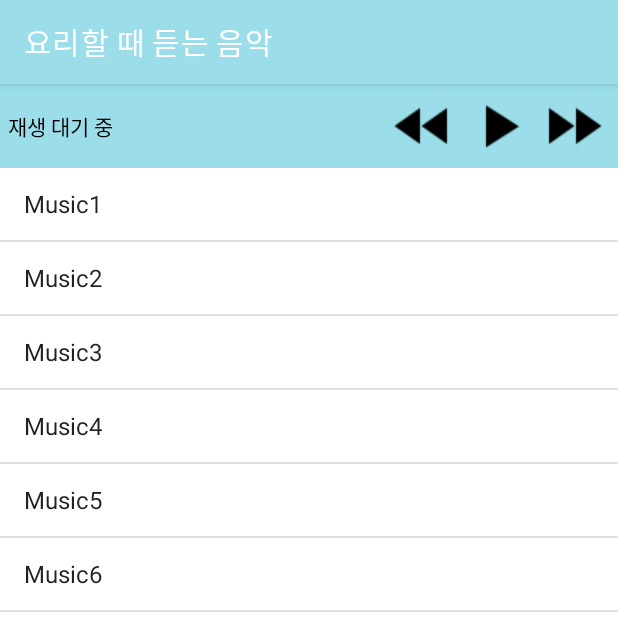
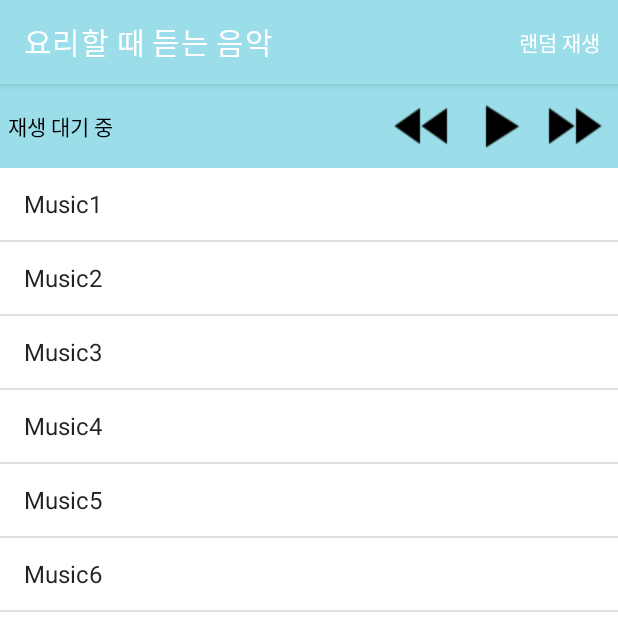
Before and after one commit to yamiblack/FoodStorage, an Android app: the MusicFragment screen opened through its navigation route, on a phone screen of 412 x 824 dp, the top half of it. Run offline under Robolectric (Android 15) with nearby library versions, the light colour scheme and no system bars; our stand-ins replace Firebase (no records; nobody signed in at launch, a user with empty details on screens opened directly), navigation-ui.

Commit message:
add random music

```diff
--- a/app/src/main/AndroidManifest.xml
+++ b/app/src/main/AndroidManifest.xml
@@ -17,6 +17,8 @@
         <activity android:name=".ui.search.SearchActivity" />
         <activity android:name=".ui.storage.AddStorageActivity" />
         <activity android:name=".ui.mypage.RepurchaseListActivity" />
+        <activity android:name=".ui.music.RandomMusicActivity" />
+
         <activity
             android:name=".ui.tutorial.TutorialActivity"
             android:screenOrientation="portrait"
--- a/app/src/main/java/com/jbnu/software/foodstorage/ui/music/MusicFragment.java
+++ b/app/src/main/java/com/jbnu/software/foodstorage/ui/music/MusicFragment.java
@@ -1,10 +1,14 @@
 package com.jbnu.software.foodstorage.ui.music;
 
 import android.content.Context;
+import android.content.Intent;
 import android.content.SharedPreferences;
 import android.media.MediaPlayer;
 import android.os.Bundle;
 import android.view.LayoutInflater;
+import android.view.Menu;
+import android.view.MenuInflater;
+import android.view.MenuItem;
 import android.view.View;
 import android.view.ViewGroup;
 import android.widget.AdapterView;
@@ -17,7 +21,9 @@ import android.widget.Toast;
 import androidx.annotation.NonNull;
 import androidx.fragment.app.Fragment;
 
+import com.jbnu.software.foodstorage.MusicService;
 import com.jbnu.software.foodstorage.R;
+import com.jbnu.software.foodstorage.ui.storage.AddStorageActivity;
 
 import static android.content.Context.MODE_PRIVATE;
 
@@ -37,6 +43,7 @@ public class MusicFragment extends Fragment {
     public View onCreateView(@NonNull LayoutInflater inflater,
                              ViewGroup container, Bundle savedInstanceState) {
         View root = inflater.inflate(R.layout.fragment_music, container, false);
+        setHasOptionsMenu(true);
 
         adapter = new ArrayAdapter(getActivity(),
                 android.R.layout.simple_list_item_1, musicListName);
@@ -121,6 +128,7 @@ public class MusicFragment extends Fragment {
         btnPlay.setOnClickListener(new View.OnClickListener() {
             @Override
             public void onClick(View v) {
+
                 if (mediaPlayer.isPlaying()) {
                     mediaPlayer.pause();
                     btnPlay.setImageResource(R.drawable.ic_play);
@@ -148,4 +156,16 @@ public class MusicFragment extends Fragment {
         mediaPlayer.pause();
     }
 
+    @Override
+    public void onCreateOptionsMenu(@NonNull Menu menu, @NonNull MenuInflater inflater) {
+        super.onCreateOptionsMenu(menu, inflater);
+        inflater.inflate(R.menu.menu_music, menu);
+    }
+
+    @Override
+    public boolean onOptionsItemSelected(@NonNull MenuItem item) {
+        startActivity(new Intent(getActivity(), RandomMusicActivity.class));
+        return super.onOptionsItemSelected(item);
+    }
+
 }
--- a/app/src/main/res/drawable/button_blue_rounded.xml
+++ b/app/src/main/res/drawable/button_blue_rounded.xml
@@ -6,7 +6,7 @@
         <shape
             android:shape="rectangle">
             <solid
-                android:color="@android:color/white"> </solid>
+                android:color="@color/primaryColor"> </solid>
             <corners
                 android:radius="50dp"> </corners>
         </shape>
--- /dev/null
+++ b/app/src/main/res/menu/menu_music.xml
@@ -0,0 +1,9 @@
+<?xml version="1.0" encoding="utf-8"?>
+<menu xmlns:android="http://schemas.android.com/apk/res/android"
+    xmlns:app="http://schemas.android.com/apk/res-auto">
+    <item
+        android:id="@+id/randomPlay"
+        android:title="랜덤 재생"
+        app:showAsAction="ifRoom" />
+
+</menu>
```
Also changed, not shown: app/src/main/java/com/jbnu/software/foodstorage/MusicService.java (+24 -1 lines), app/src/main/java/com/jbnu/software/foodstorage/ui/music/RandomMusicActivity.java (added, +47 -0 lines), app/src/main/res/layout/activity_music_random.xml (added, +32 -0 lines), app/src/main/res/drawable/ic_music.png (added).
